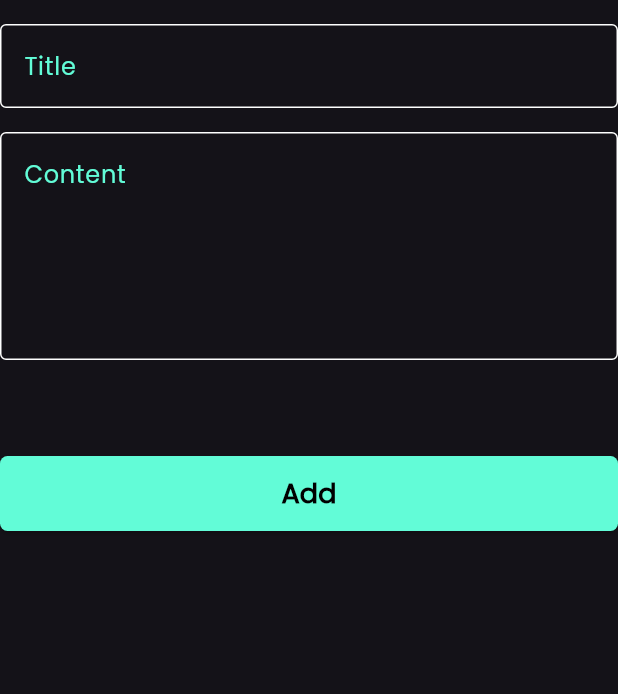
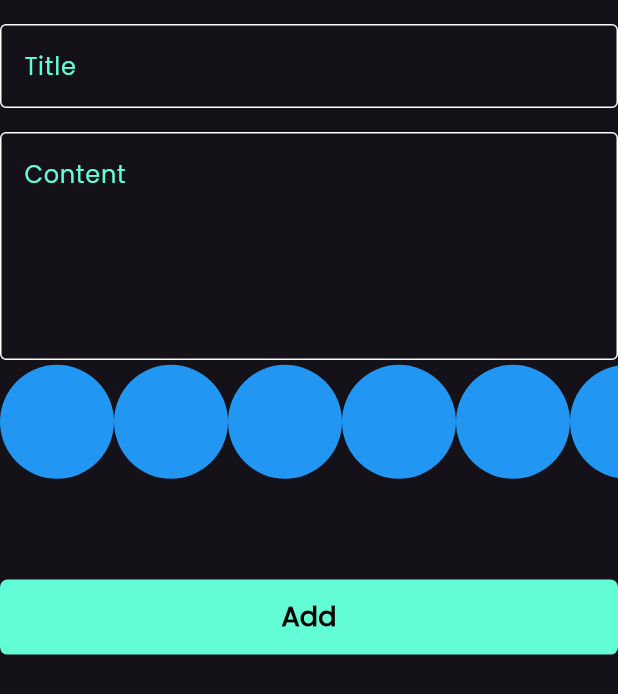
Before and after one commit to Ibrahim-Meshemshan/notes_app, a Flutter app: the AddNoteForm widget shown alone on an empty page, opened directly, on a phone screen of 412 x 824 dp. Shown: the top 694 px of the screen. Run offline on Flutter 3.47's test engine with Material 3 defaults, Android fonts, the phone set to English and light mode, and no system bars; our stand-ins replace bloc, flutter_bloc, font_awesome_flutter, hive, hive_flutter; missing offline and left inert: dart:ffi; accounts and stored records are empty.

Commit message:
create colors listVeiw part 1

```diff
--- a/lib/views/widgets/add_note_form.dart
+++ b/lib/views/widgets/add_note_form.dart
@@ -5,6 +5,7 @@ import 'package:notes_app/cubit/add_note/add_note_cubit.dart';
 import 'package:notes_app/models/notes_models.dart';
 
 import '../../cubit/notes/notes_cubit.dart';
+import 'colors_list_view.dart';
 import 'custom_button.dart';
 import 'custom_form_filed.dart';
 
@@ -44,6 +45,7 @@ class _AddNoteFormState extends State<AddNoteForm> {
               subTitle = value;
             },
           ),
+          const ColorsListView(),
           const SizedBox(height: 64),
           CustomButton(
             onTap: () {
--- /dev/null
+++ b/lib/views/widgets/colors_list_view.dart
@@ -0,0 +1,29 @@
+import 'package:flutter/material.dart';
+
+class ColorItem extends StatelessWidget {
+  const ColorItem({super.key});
+
+  @override
+  Widget build(BuildContext context) {
+    return const CircleAvatar(
+      radius: 38,
+      backgroundColor: Colors.blue,
+    );
+  }
+}
+class ColorsListView extends StatelessWidget {
+  const ColorsListView({super.key});
+
+  @override
+  Widget build(BuildContext context) {
+    return SizedBox(
+      height: MediaQuery.of(context).size.height*0.1,
+      child: ListView.builder(
+        itemCount: 10,
+        scrollDirection: Axis.horizontal,
+        itemBuilder: (context, index) {
+          return const ColorItem();
+        },),
+    );
+  }
+}
```
